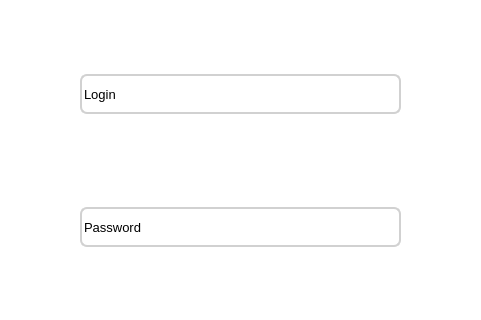
This is login_screen.ui in fedulovs/InventoryUI as Qt 5 draws it before an edit; both pictures show x 360 to 841 and y 233 to 553 of the 1200 by 800 pixel window. The edited form follows.
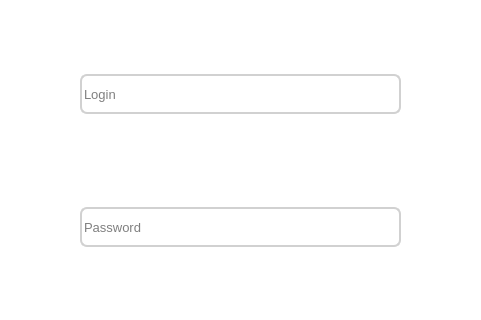
This is the edited form.

Diff of the .ui file:
```diff
--- a/login_screen.ui
+++ b/login_screen.ui
@@ -18,8 +18,8 @@
                 <rect>
                     <x>0</x>
                     <y>0</y>
-                    <width>1201</width>
-                    <height>801</height>
+                    <width>1200</width>
+                    <height>800</height>
                 </rect>
             </property>
             <property name="styleSheet">
@@ -52,13 +52,13 @@
                                 <string notr="true">border-radius : 7; border: 2px solid #D1D1D1</string>
                             </property>
                             <property name="text">
-                                <string>Login</string>
+                                <string/>
                             </property>
                             <property name="frame">
                                 <bool>false</bool>
                             </property>
                             <property name="placeholderText">
-                                <string>Device</string>
+                                <string>Login</string>
                             </property>
                         </widget>
                     </item>
@@ -79,11 +79,11 @@
                                 <string notr="true">border-radius : 7; border: 2px solid #D1D1D1</string>
                             </property>
                             <property name="text">
+                                <string/>
+                            </property>
+                            <property name="placeholderText">
                                 <string>Password</string>
                             </property>
-                            <property name="placeholderText">
-                                <string>Device</string>
-                            </property>
                         </widget>
                     </item>
                     <item>
```
